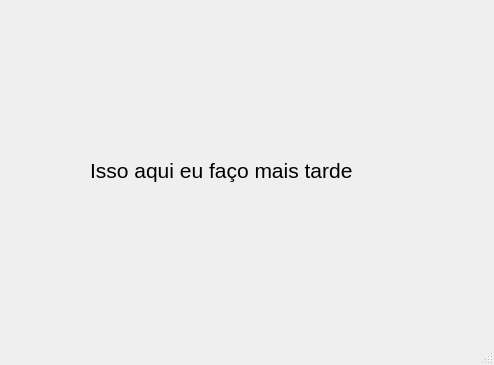
First picture: the form in Telas/TelaPrincipalCliente.ui, repository tfarnecim/APS, before the edit.
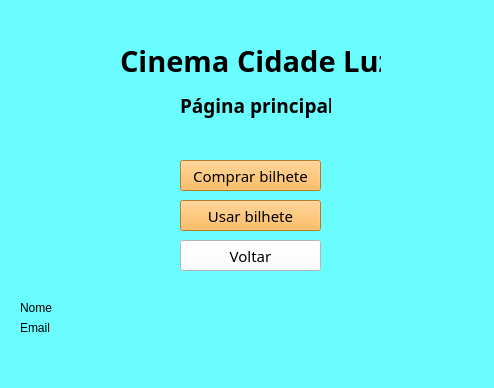
Second picture: the form after the edit.

The edit to the form file:
```diff
--- a/Telas/TelaPrincipalCliente.ui
+++ b/Telas/TelaPrincipalCliente.ui
@@ -7,29 +7,157 @@
     <x>0</x>
     <y>0</y>
     <width>494</width>
-    <height>365</height>
+    <height>388</height>
    </rect>
   </property>
   <property name="windowTitle">
    <string>MainWindow</string>
   </property>
+  <property name="styleSheet">
+   <string notr="true">background-color: rgb(105, 253, 255);</string>
+  </property>
   <widget class="QWidget" name="centralwidget">
+   <widget class="QPushButton" name="pushButton">
+    <property name="geometry">
+     <rect>
+      <x>180</x>
+      <y>160</y>
+      <width>141</width>
+      <height>31</height>
+     </rect>
+    </property>
+    <property name="font">
+     <font>
+      <family>Bahnschrift Light</family>
+      <pointsize>11</pointsize>
+     </font>
+    </property>
+    <property name="cursor">
+     <cursorShape>PointingHandCursor</cursorShape>
+    </property>
+    <property name="styleSheet">
+     <string notr="true">background-color: rgb(255, 172, 55);</string>
+    </property>
+    <property name="text">
+     <string>Comprar bilhete</string>
+    </property>
+   </widget>
+   <widget class="QPushButton" name="pushButton_2">
+    <property name="geometry">
+     <rect>
+      <x>180</x>
+      <y>200</y>
+      <width>141</width>
+      <height>31</height>
+     </rect>
+    </property>
+    <property name="font">
+     <font>
+      <family>Bahnschrift Light</family>
+      <pointsize>11</pointsize>
+     </font>
+    </property>
+    <property name="cursor">
+     <cursorShape>PointingHandCursor</cursorShape>
+    </property>
+    <property name="styleSheet">
+     <string notr="true">background-color: rgb(255, 172, 55);</string>
+    </property>
+    <property name="text">
+     <string>Usar bilhete</string>
+    </property>
+   </widget>
+   <widget class="QPushButton" name="pushButton_3">
+    <property name="geometry">
+     <rect>
+      <x>180</x>
+      <y>240</y>
+      <width>141</width>
+      <height>31</height>
+     </rect>
+    </property>
+    <property name="font">
+     <font>
+      <family>Bahnschrift Light</family>
+      <pointsize>11</pointsize>
+     </font>
+    </property>
+    <property name="cursor">
+     <cursorShape>PointingHandCursor</cursorShape>
+    </property>
+    <property name="styleSheet">
+     <string notr="true">background-color: rgb(255, 255, 255);</string>
+    </property>
+    <property name="text">
+     <string>Voltar</string>
+    </property>
+   </widget>
    <widget class="QLabel" name="label">
     <property name="geometry">
      <rect>
-      <x>90</x>
+      <x>20</x>
+      <y>300</y>
+      <width>141</width>
+      <height>16</height>
+     </rect>
+    </property>
+    <property name="text">
+     <string>Nome</string>
+    </property>
+   </widget>
+   <widget class="QLabel" name="label_2">
+    <property name="geometry">
+     <rect>
+      <x>20</x>
+      <y>320</y>
+      <width>111</width>
+      <height>16</height>
+     </rect>
+    </property>
+    <property name="text">
+     <string>Email</string>
+    </property>
+   </widget>
+   <widget class="QLabel" name="label_3">
+    <property name="geometry">
+     <rect>
+      <x>120</x>
+      <y>40</y>
+      <width>261</width>
+      <height>41</height>
+     </rect>
+    </property>
+    <property name="font">
+     <font>
+      <family>Bahnschrift SemiBold</family>
+      <pointsize>22</pointsize>
+      <weight>75</weight>
+      <bold>true</bold>
+     </font>
+    </property>
+    <property name="text">
+     <string>Cinema Cidade Luz</string>
+    </property>
+   </widget>
+   <widget class="QLabel" name="label_4">
+    <property name="geometry">
+     <rect>
+      <x>180</x>
       <y>90</y>
-      <width>321</width>
-      <height>161</height>
+      <width>151</width>
+      <height>31</height>
      </rect>
     </property>
     <property name="font">
      <font>
-      <pointsize>16</pointsize>
+      <family>Bahnschrift SemiBold</family>
+      <pointsize>14</pointsize>
+      <weight>75</weight>
+      <bold>true</bold>
      </font>
     </property>
     <property name="text">
-     <string>Isso aqui eu faço mais tarde</string>
+     <string>Página principal</string>
     </property>
    </widget>
   </widget>
```
